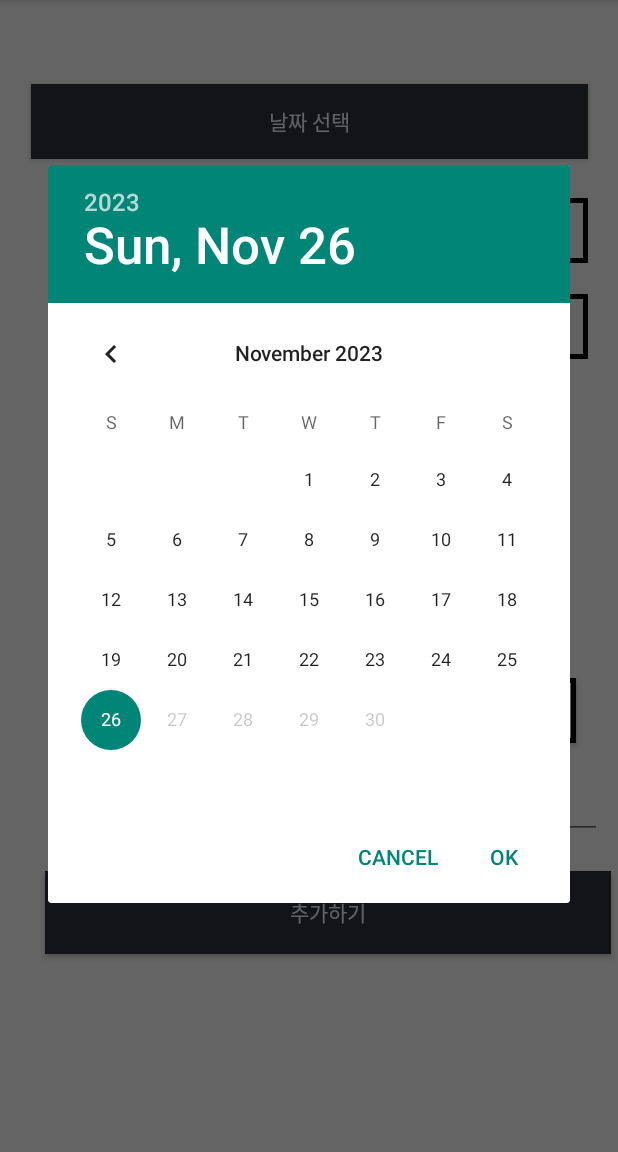
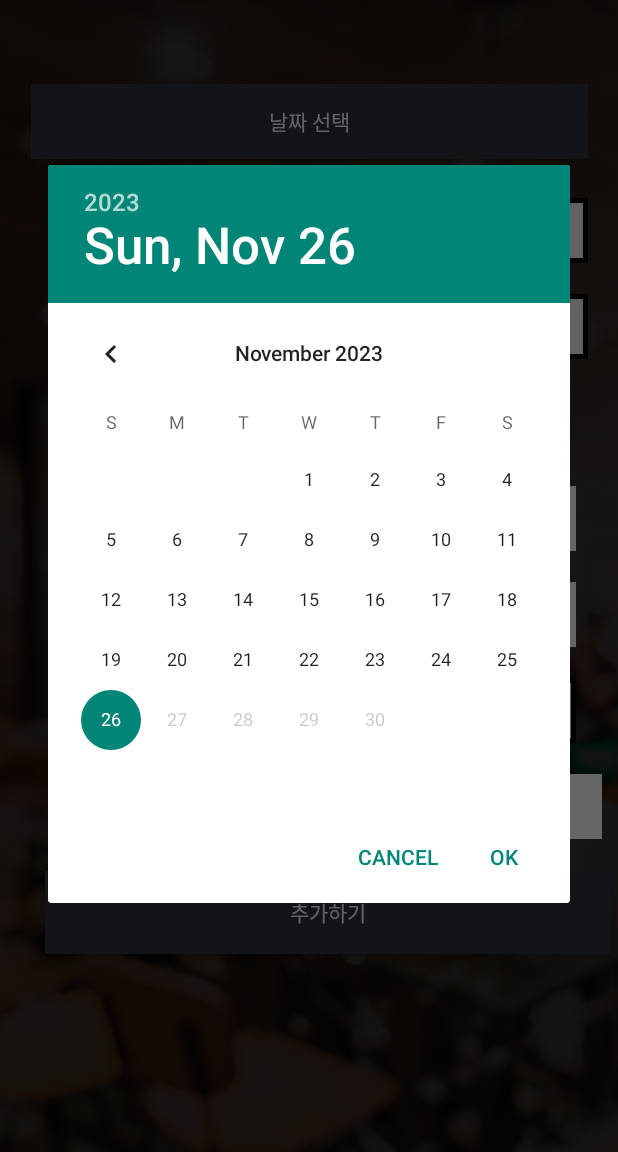
Before and after one commit to 23-2-MS-project/msProject, an Android app: the InsertFood screen opened directly, with no data from a screen before it, after a tap on "날짜 선택", on a phone screen of 412 x 824 dp, the part 84-1236 px from its top. Run offline under Robolectric (Android 15) with nearby library versions, the phone set to English and light mode, and no system bars.

Commit message:
Fix: 배경 이미지 변경

```diff
--- a/MS_Project/app/src/main/java/com/example/ms_project/InsertFood.java
+++ b/MS_Project/app/src/main/java/com/example/ms_project/InsertFood.java
@@ -6,6 +6,7 @@ import androidx.appcompat.app.AppCompatActivity;
 
 import android.annotation.SuppressLint;
 import android.app.DatePickerDialog;
+import android.app.TimePickerDialog;
 import android.content.Intent;
 import android.graphics.Bitmap;
 import android.net.Uri;
@@ -18,6 +19,7 @@ import android.widget.Spinner;
 import android.view.View;
 import android.widget.AdapterView;
 import android.widget.DatePicker;
+import android.widget.TimePicker;
 import android.widget.Toast;
 
 import java.io.IOException;
@@ -28,6 +30,8 @@ public class InsertFood extends AppCompatActivity {
     private ImageView imageView;
     private Button chooseImageButton;
     private ActivityResultLauncher<Intent> imagePickerLauncher;
+    private TimePicker timePicker;
+    private Button inputTime;
     @SuppressLint("MissingInflatedId")
     @Override
     protected void onCreate(Bundle savedInstanceState) {
@@ -108,6 +112,39 @@ public class InsertFood extends AppCompatActivity {
                 openGallery();
             }
         });
+
+        timePicker = findViewById(R.id.timePicker);
+        inputTime = findViewById(R.id.inputTime);
+
+        inputTime.setOnClickListener(new View.OnClickListener() {
+            @Override
+            public void onClick(View v) {
+                showTimePickerDialog();
+            }
+        });
+    }
+    private void showTimePickerDialog() {
+        // 현재 시간 가져오기
+        Calendar calendar = Calendar.getInstance();
+        int currentHour = calendar.get(Calendar.HOUR_OF_DAY);
+        int currentMinute = calendar.get(Calendar.MINUTE);
+
+        // TimePickerDialog 띄우기
+        TimePickerDialog timePickerDialog = new TimePickerDialog(
+                this,
+                new TimePickerDialog.OnTimeSetListener() {
+                    @Override
+                    public void onTimeSet(TimePicker view, int hourOfDay, int minute) {
+                        // 사용자가 선택한 시간을 버튼에 표시
+                        inputTime.setText(String.format("%02d:%02d", hourOfDay, minute));
+                    }
+                },
+                currentHour,
+                currentMinute,
+                false  // 24시간 형식으로 표시 여부
+        );
+
+        timePickerDialog.show();
     }
     private void openGallery(){
         Intent intent = new Intent(Intent.ACTION_PICK, MediaStore.Images.Media.EXTERNAL_CONTENT_URI);
--- a/MS_Project/app/src/main/res/layout/activity_insert_food.xml
+++ b/MS_Project/app/src/main/res/layout/activity_insert_food.xml
@@ -6,6 +6,19 @@
     android:layout_width="match_parent"
     android:layout_height="match_parent"
     tools:context=".InsertFood">
+
+    <ImageView
+        android:id="@+id/backgroundImageView"
+        android:layout_width="0dp"
+        android:layout_height="0dp"
+        android:layout_alignParentStart="true"
+        android:layout_alignParentTop="true"
+        android:scaleType="centerCrop"
+        android:src="@drawable/other_page"
+        app:layout_constraintBottom_toBottomOf="parent"
+        app:layout_constraintEnd_toEndOf="parent"
+        app:layout_constraintStart_toStartOf="parent"
+        app:layout_constraintTop_toTopOf="parent" />
 
     <Button
         android:id="@+id/btnDatePicker"
@@ -132,6 +145,8 @@
         android:ems="10"
         android:inputType="text"
         android:text="Main Menu"
+        android:gravity="center"
+        android:background="#FFFFFF"
         app:layout_constraintEnd_toEndOf="parent"
         app:layout_constraintTop_toTopOf="parent" />
 
@@ -158,6 +173,8 @@
         android:ems="10"
         android:inputType="text"
         android:text="Side Menu"
+        android:gravity="center"
+        android:background="#FFFFFF"
         app:layout_constraintEnd_toEndOf="parent"
         app:layout_constraintTop_toTopOf="parent" />
 
@@ -215,6 +232,8 @@
         android:ems="10"
         android:inputType="text"
         android:text="Meal Cost"
+        android:gravity="center"
+        android:background="#FFFFFF"
         app:layout_constraintEnd_toEndOf="parent"
         app:layout_constraintHorizontal_bias="0.151"
         app:layout_constraintStart_toStartOf="parent"
@@ -252,4 +271,28 @@
         app:layout_constraintTop_toTopOf="parent"
         tools:srcCompat="@tools:sample/avatars" />
 
+
+    <LinearLayout
+        android:id="@+id/timePickerLayout"
+        android:layout_width="wrap_content"
+        android:layout_height="wrap_content"
+        android:layout_below="@id/buttonImage"
+        android:layout_marginTop="16dp"
+        android:layout_centerHorizontal="true"
+        android:orientation="vertical"
+        android:visibility="gone"
+        tools:ignore="MissingConstraints">
+
+        <TimePicker
+            android:id="@+id/timePicker"
+            android:layout_width="wrap_content"
+            android:layout_height="wrap_content"
+            android:layout_below="@id/buttonImage"
+            android:layout_marginTop="16dp"
+            android:timePickerMode="spinner"
+            android:layout_centerHorizontal="true"
+            tools:ignore="MissingConstraints" />
+    </LinearLayout>
+
+
 </androidx.constraintlayout.widget.ConstraintLayout>
```
Also changed, not shown: MS_Project/app/src/main/res/drawable/other_page.png (added), MS_Project/app/src/main/res/drawable/start.png.
